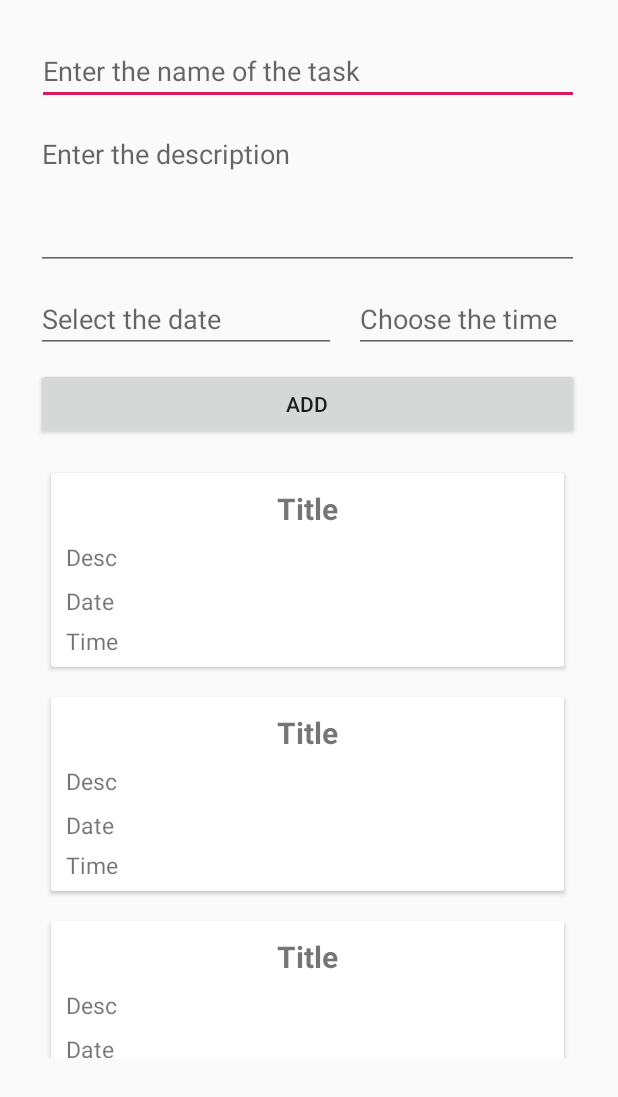
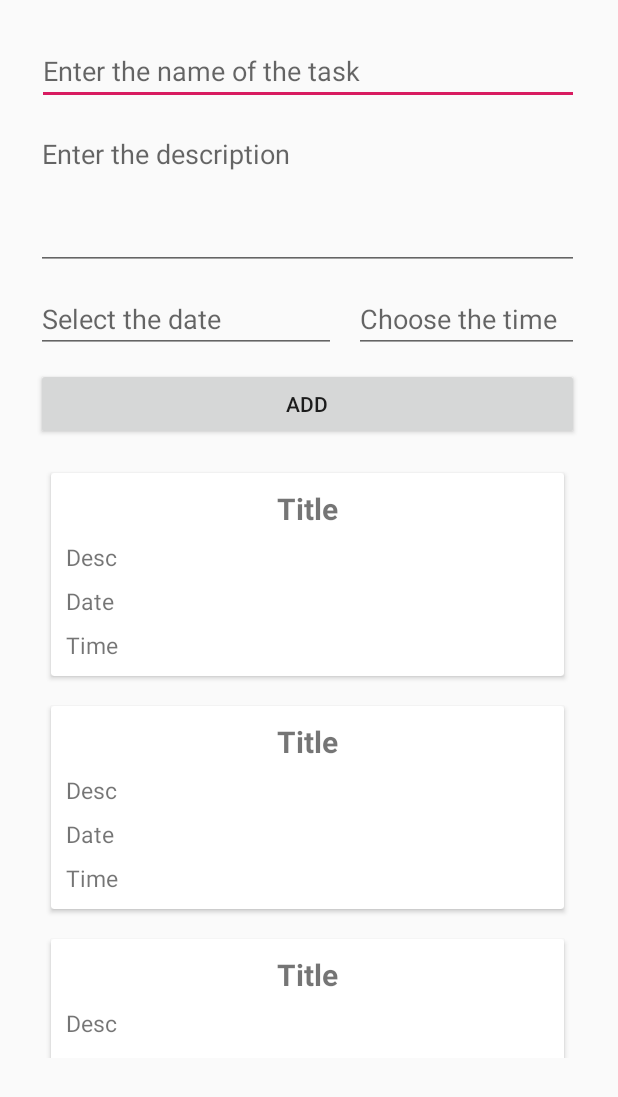
Before and after one commit to ve3xone/kronos-todo-app, an Android app: the layout activity_main.xml on its own in the app's theme, with its tools: preview values and no code run, on a phone screen of 412 x 824 dp. Shown: the top 1097 px of the screen. Run offline under Robolectric (Android 15) with nearby library versions, the phone set to English and light mode, and no system bars.

Commit message:
Исправил высоту задач
Теперь высота зависит от контента в ней, это сделано для того чтоб если больше 10 строк были видны все 10 строк

```diff
--- a/app/src/main/res/layout/item_tolist.xml
+++ b/app/src/main/res/layout/item_tolist.xml
@@ -18,7 +18,7 @@
         <androidx.constraintlayout.widget.ConstraintLayout
                 android:layout_width="match_parent"
                 android:padding="10dp"
-                android:layout_height="129dp">
+                android:layout_height="wrap_content">
 
             <TextView
                     android:gravity="center_horizontal"
```
